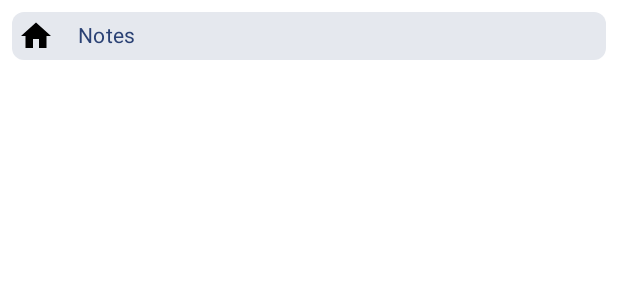
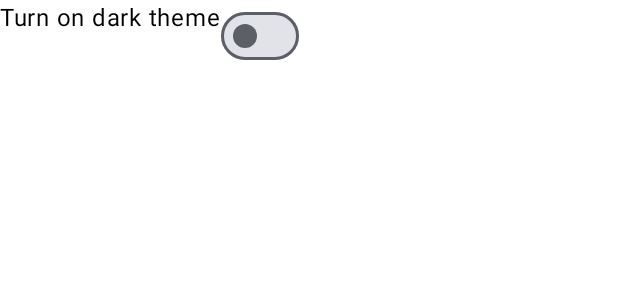
Before and after one commit to faisalmoinuddin99/android_kotlin, an Android app built with Jetpack Compose: the @Preview function AppDrawerHeaderPreview, on a phone screen of 412 x 824 dp. Shown: the top 300 px of the screen. Run offline under Robolectric (Android 15) with nearby library versions, the phone set to English and light mode, and no system bars.

Commit message:
AppDrawer | LightDarkTheme

```diff
--- a/app/src/main/java/com/example/jetnotes/ui/components/AppDrawer.kt
+++ b/app/src/main/java/com/example/jetnotes/ui/components/AppDrawer.kt
@@ -12,8 +12,10 @@ import androidx.compose.foundation.layout.width
 import androidx.compose.material.icons.Icons
 import androidx.compose.material.icons.filled.Home
 import androidx.compose.material.icons.filled.Menu
+import androidx.compose.material3.Checkbox
 import androidx.compose.material3.MaterialTheme
 import androidx.compose.material3.Surface
+import androidx.compose.material3.Switch
 import androidx.compose.material3.Text
 import androidx.compose.runtime.Composable
 import androidx.compose.ui.Alignment
@@ -23,6 +25,7 @@ import androidx.compose.ui.graphics.vector.ImageVector
 import androidx.compose.ui.tooling.preview.Preview
 import androidx.compose.ui.unit.dp
 import com.example.jetnotes.ui.theme.JetNotesTheme
+import com.example.jetnotes.ui.theme.JetNotesThemeSettings
 
 
 @Composable
@@ -107,15 +110,27 @@ private fun ScreenNavigationButton(
 
 
 @Composable
+private fun LightDarkThemeItem() {
+    Row {
+        Text(text = "Turn on dark theme")
+        Switch(checked = JetNotesThemeSettings.isDarkThemeEnabled, onCheckedChange = {
+            JetNotesThemeSettings.isDarkThemeEnabled = it
+        }
+        )
+    }
+}
+
+@Composable
 @Preview
 private fun AppDrawerHeaderPreview() {
     JetNotesTheme {
 //        AppDrawerHeader()
-        ScreenNavigationButton(
-            icon = Icons.Filled.Home,
-            label = "Notes",
-            isSelected = true,
-            onClick = { }
-        )
+//        ScreenNavigationButton(
+//            icon = Icons.Filled.Home,
+//            label = "Notes",
+//            isSelected = true,
+//            onClick = { }
+//        )
+        LightDarkThemeItem()
     }
 }
--- a/app/src/main/java/com/example/jetnotes/ui/theme/Color.kt
+++ b/app/src/main/java/com/example/jetnotes/ui/theme/Color.kt
@@ -9,3 +9,8 @@ val Pink80 = Color(0xFFEFB8C8)
 val Purple40 = Color(0xFF6650a4)
 val PurpleGrey40 = Color(0xFF625b71)
 val Pink40 = Color(0xFF7D5260)
+
+
+val green = Color(0xFF006837)
+val greenDark = Color(0xFF004012)
+val red = Color(0xFFC75F00)
--- a/app/src/main/java/com/example/jetnotes/ui/theme/Theme.kt
+++ b/app/src/main/java/com/example/jetnotes/ui/theme/Theme.kt
@@ -10,10 +10,14 @@ import androidx.compose.material3.dynamicLightColorScheme
 import androidx.compose.material3.lightColorScheme
 import androidx.compose.runtime.Composable
 import androidx.compose.runtime.SideEffect
+import androidx.compose.runtime.getValue
+import androidx.compose.runtime.mutableStateOf
+import androidx.compose.runtime.setValue
 import androidx.compose.ui.graphics.toArgb
 import androidx.compose.ui.platform.LocalContext
 import androidx.compose.ui.platform.LocalView
 import androidx.core.view.WindowCompat
+
 
 private val DarkColorScheme = darkColorScheme(
         primary = Purple80,
@@ -37,6 +41,17 @@ private val LightColorScheme = lightColorScheme(
     */
 )
 
+private val DarkThemeColors = lightColorScheme(
+    primary = green,
+    primaryContainer = greenDark,
+    secondary = green
+)
+private val LightThemeColors = lightColorScheme(
+    primary = green,
+    primaryContainer = greenDark,
+    secondary = green
+)
+
 @Composable
 fun JetNotesTheme(
         darkTheme: Boolean = isSystemInDarkTheme(),
@@ -54,6 +69,9 @@ fun JetNotesTheme(
         else -> LightColorScheme
     }
     val view = LocalView.current
+    val isDarkThemeEnabled = isSystemInDarkTheme() || JetNotesThemeSettings.isDarkThemeEnabled
+    val colors = if (isDarkThemeEnabled) DarkThemeColors else LightThemeColors
+
     if (!view.isInEditMode) {
         SideEffect {
             val window = (view.context as Activity).window
@@ -68,3 +86,10 @@ fun JetNotesTheme(
             content = content
     )
 }
+
+/**
+ * Allows changing between light and a dark theme from the app's settings.
+ */
+object JetNotesThemeSettings {
+    var isDarkThemeEnabled by mutableStateOf(false)
+}
```
